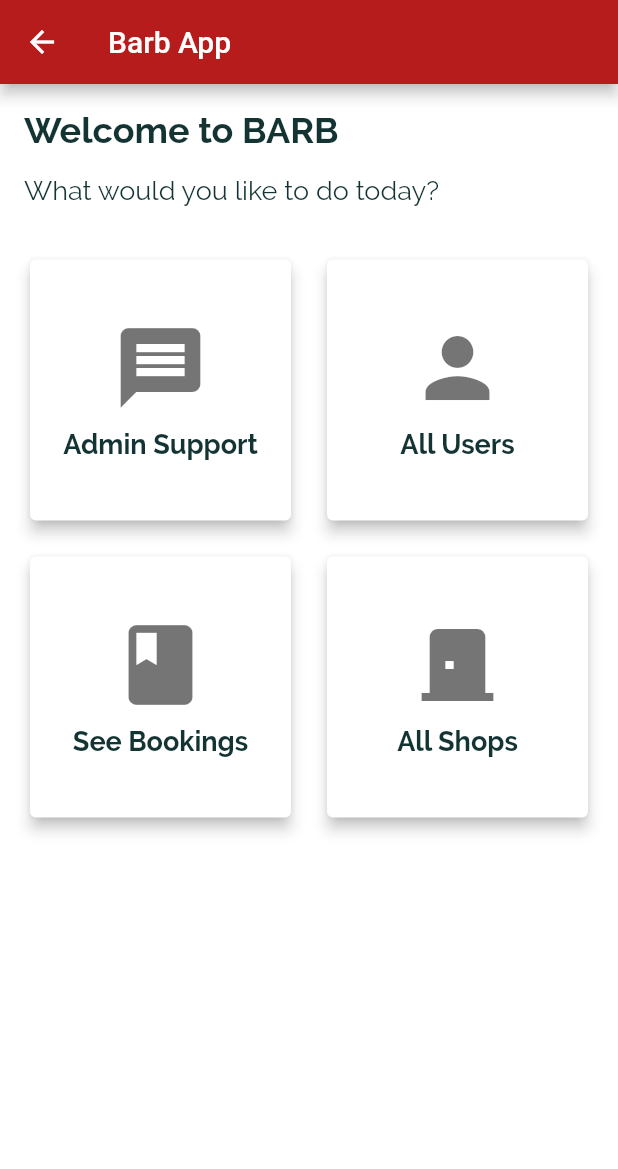
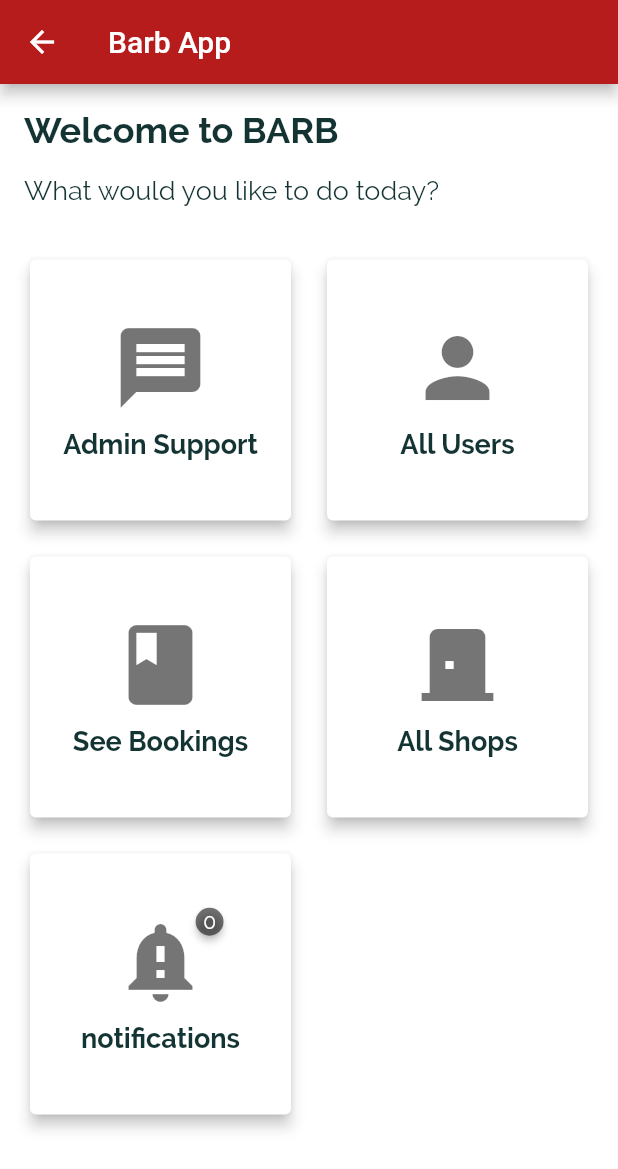
Before and after one commit to asadrasheed123/barbar_app1, a Flutter app: the BarberAdminHomeScreen screen opened directly, on a phone screen of 412 x 824 dp. Shown: the top 1169 px of the screen. Run offline on Flutter 3.47's test engine with Material 2 defaults, Android fonts, the light colour scheme and no system bars; drawn by our look-alikes of badges; our stand-ins replace cloud_firestore, easy_splash_screen, firebase_auth, firebase_core, firebase_storage, flutter_countdown_timer and 3 more; missing offline and left inert: flutter_stripe, in_app_purchases_paywall_ui; accounts and stored records are empty; network calls fail.

Commit message:
finished project

```diff
--- a/lib/admin/home/admin_home_screen.dart
+++ b/lib/admin/home/admin_home_screen.dart
@@ -5,9 +5,11 @@ import 'package:barbar_app/admin/home/update_profile.dart';
 import 'package:barbar_app/screens/profile/profile_screen.dart';
 import 'package:barbar_app/screens/widgets/adminsupport.dart';
 import 'package:flutter/material.dart';
+import 'package:badges/badges.dart' as badges;
 
 import 'allshops.dart';
 import 'allusers.dart';
+import 'notifications.dart';
 
 class BarberAdminHomeScreen extends StatefulWidget {
   @override
@@ -89,6 +91,36 @@ class _BarberAdminHomeScreenState extends State<BarberAdminHomeScreen> {
                       }));
                     },
                   ),
+              InkWell(
+                onTap:() {
+                  Navigator.push(
+                    context,
+                    MaterialPageRoute(builder: (context) => MessageScreen()),
+                  );
+
+                },
+                child: Card(
+                  elevation: 4.0,
+                  child: Column(
+                    mainAxisAlignment: MainAxisAlignment.center,
+                    children: [
+                      badges.Badge(
+                        badgeContent: Text('0',style: TextStyle(color: Colors.white),),badgeStyle: badges.BadgeStyle(badgeColor: Colors.black54),
+                        child: Icon(Icons.notification_important,size: 64,color: Colors.black54,
+                      ),),
+                      SizedBox(height: 8.0),
+                      Text(
+                        'notifications',
+                        style: TextStyle(
+                          fontWeight: FontWeight.bold,
+                          fontSize: 18.0,
+                        ),
+                      ),
+                    ],
+                  ),
+                ),
+              ),
+
                 ],
               ),
             ),
--- a/lib/screens/signup_screen.dart
+++ b/lib/screens/signup_screen.dart
@@ -39,10 +39,11 @@ class _SignupScreenState extends State<SignupScreen> {
         );
 
         // Store user registration data in Firestore
-        FirebaseFirestore.instance.collection('users').doc(FirebaseAuth.instance.currentUser!.uid).set({
+        await FirebaseFirestore.instance.collection('users').doc(FirebaseAuth.instance.currentUser!.uid).set({
           'email': _emailController.text.trim(),
           'username': _usernameController.text.trim(),
           'userType': userType,
+          'message': userType == 'shop owner' ? 'New shop registered' : 'New customer registered',
           // Add any other registration data you want to store
         });
 
@@ -59,6 +60,7 @@ class _SignupScreenState extends State<SignupScreen> {
       );
     }
   }
+
 
   @override
   Widget build(BuildContext context) {
--- a/pubspec.yaml
+++ b/pubspec.yaml
@@ -45,6 +45,7 @@ dependencies:
   google_fonts: ^4.0.3
   flutter_lints: ^2.0.0
   cloud_functions: ^4.1.0
+  badges: ^3.1.0
 
   flutter_stripe:
   http:
```
Also changed, not shown: lib/admin/home/notifications.dart (added, +50 -0 lines), lib/admin/home/update_profile.dart (+12 -0 lines), lib/screens/home/home_screen.dart (+5 -3 lines), lib/screens/profile/profile_screen.dart (+8 -4 lines), lib/screens/reminder/reminder_screen.dart (+1 -17 lines), firebase.json, pubspec.lock.
